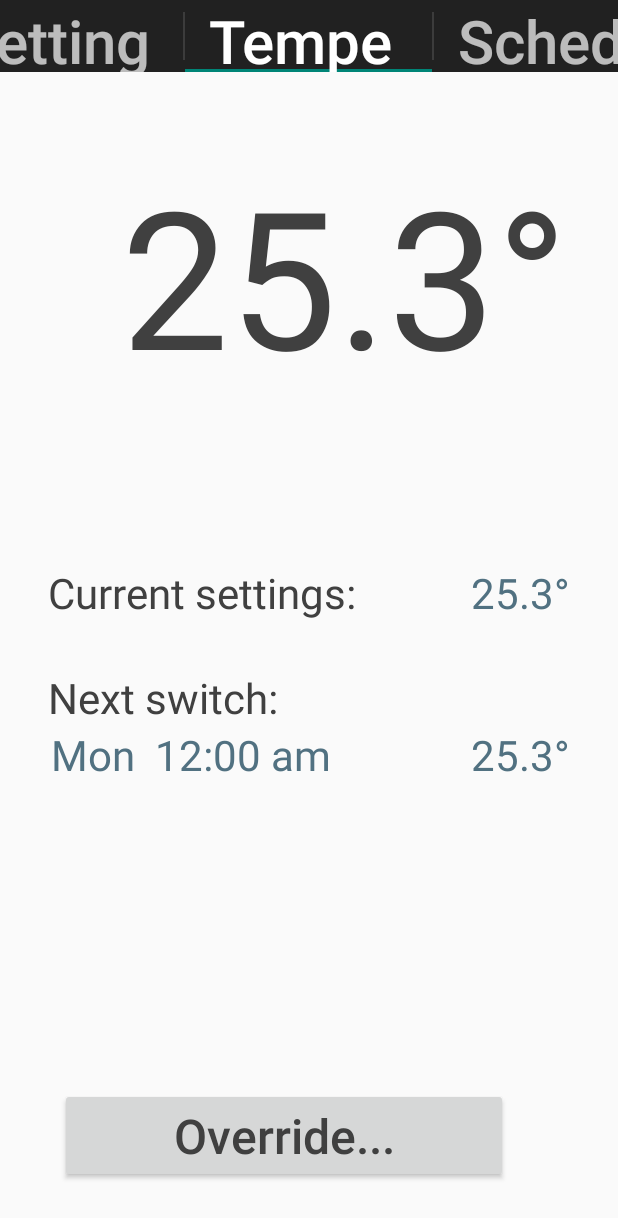
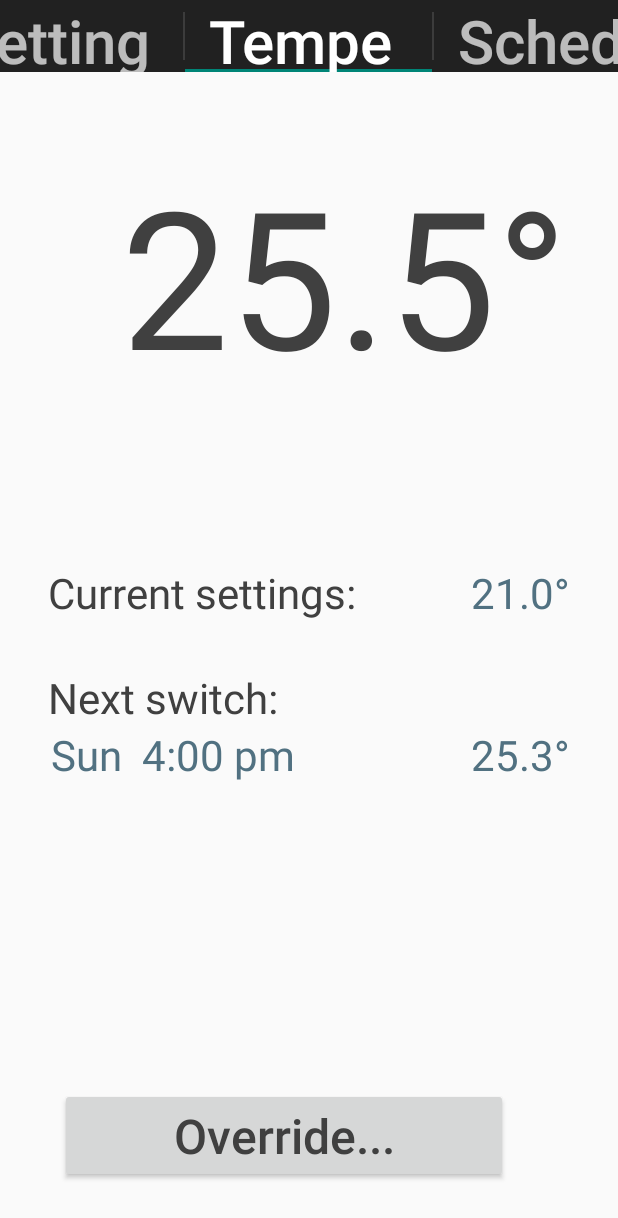
Before and after one commit to dhabensky/Thermostat, an Android app: the screen it shows after launch (HostActivity), on a phone screen of 412 x 824 dp. Shown: the top 1218 px of the screen. Run offline under Robolectric (Android 15) with nearby library versions, the phone set to English and light mode, and no system bars.

Commit message:
fixed shit with representation shift

```diff
--- a/app/src/main/java/denastya/thermostat/HostActivity.java
+++ b/app/src/main/java/denastya/thermostat/HostActivity.java
@@ -274,12 +274,12 @@ public class HostActivity extends ActionBarActivity implements ActionBar.TabList
         Log.d("RRR", c.get(Calendar.DAY_OF_WEEK) + "");
 
         Model.timeEngine.setTicks(
-                c.get(Calendar.DAY_OF_WEEK) + 4,
+                c.get(Calendar.DAY_OF_WEEK),// + 4,     ////////////// <<<<<<<<<<<
                 c.get(Calendar.HOUR_OF_DAY),
                 c.get(Calendar.MINUTE),
                 c.get(Calendar.SECOND)
         );
-        Model.timeEngine.setTimeFactor(9000);
+        Model.timeEngine.setTimeFactor(3000);
         Model.timeEngine.start();
 
         final Handler handler = new Handler(getBaseContext().getMainLooper());
--- a/app/src/main/java/denastya/thermostat/core/ModeUsage.java
+++ b/app/src/main/java/denastya/thermostat/core/ModeUsage.java
@@ -63,7 +63,7 @@ public class ModeUsage implements Comparable<ModeUsage> {
         };
         String res = startTime.hours % 12 + ":";
         res = (res.equals("0:") ? "12:" : res);
-        res = days[startTime.days] + "  "  + res;
+        res = days[(startTime.days + 4) % 7] + "  "  + res;
         String temp = ("0" + startTime.mins);
         temp = temp.substring(temp.length() - 2);
         res += temp;
--- a/app/src/main/java/denastya/thermostat/core/Model.java
+++ b/app/src/main/java/denastya/thermostat/core/Model.java
@@ -32,8 +32,6 @@ public class Model {
     public static TimeEngine timeEngine;
 
     public static Schedule schedule;
-
-    public static String[] content;
 
 
     static  {
@@ -87,8 +85,8 @@ public class Model {
             u.setStartTime(timeEngine.getWeekTime(
                     TimeEngine.convert(i, 8, 0, 0)));
             schedule.daySchedules[i].add(u);
-            if (i > 3)
-                continue;
+//            if (i > 3)
+//                continue;
             u = new ModeUsage();
             u.setSettings(getSettings(ModeSettings.Period.NIGHT));
             u.setStartTime(timeEngine.getWeekTime(
--- a/app/src/main/java/denastya/thermostat/ui/UiAdjust.java
+++ b/app/src/main/java/denastya/thermostat/ui/UiAdjust.java
@@ -176,7 +176,7 @@ public class UiAdjust {
         spinner.setOnItemSelectedListener(new AdapterView.OnItemSelectedListener() {
             @Override
             public void onItemSelected(AdapterView<?> parent, View view, int position, long id) {
-                loadSchedule((ListView)Model.activity.getWindow().findViewById(R.id.listView), position);
+                loadSchedule((ListView)Model.activity.getWindow().findViewById(R.id.listView), (position + 1) % 7);
                 Log.d("RRR", "" + position);
             }
 
@@ -186,13 +186,10 @@ public class UiAdjust {
             }
         });
 
-        Model.content = new String[1];
-        Model.content[0] = "AXAXA";
-
         ListView listView = (ListView) view.findViewById(R.id.listView);
         ListAdapter listadapter = new ArrayAdapter<String>(
                 Model.activity,
-                android.R.layout.simple_list_item_1, Model.content);
+                android.R.layout.simple_list_item_1, new String[0]);
         listView.setAdapter(listadapter);
     }
 
@@ -229,8 +226,6 @@ public class UiAdjust {
             content[i++] = s;
         }
 
-        Model.content = content;
-
         ArrayAdapter<String> adapter = (ArrayAdapter<String>)listView.getAdapter();
 
         //adapter.clear();
```
